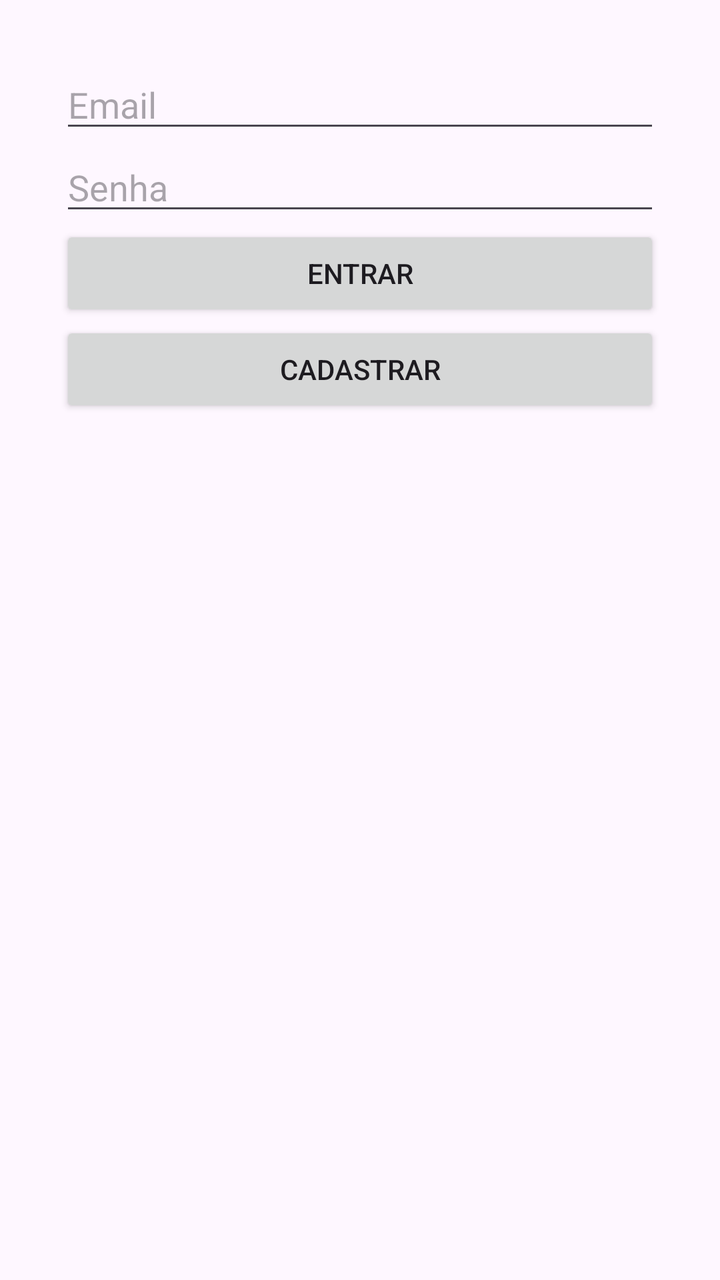
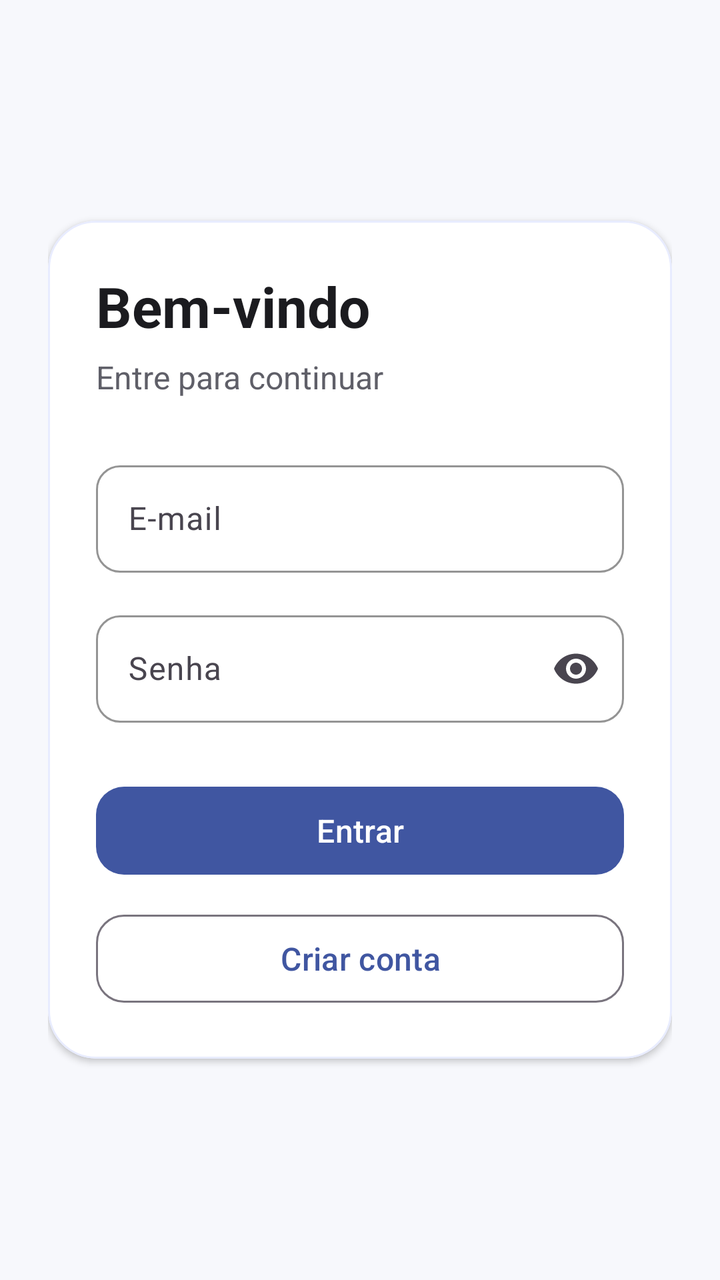

Before-and-after screenshots of an Android layout around one commit, followed by the original layout XML and the change that was made.
<!-- AndroidManifest.xml: application theme Theme.MyApplication -->
<!-- res/layout/activity_main.xml -->
<?xml version="1.0" encoding="utf-8"?>
<LinearLayout
    xmlns:android="http://schemas.android.com/apk/res/android"
    android:layout_width="match_parent"
    android:layout_height="match_parent"
    android:orientation="vertical"
    android:padding="30dp">

    <EditText
        android:id="@+id/email"
        android:layout_width="match_parent"
        android:layout_height="wrap_content"
        android:hint="Email"
        android:inputType="textEmailAddress" />

    <EditText
        android:id="@+id/senha"
        android:layout_width="match_parent"
        android:layout_height="wrap_content"
        android:hint="Senha"
        android:inputType="textPassword" />

    <Button
        android:id="@+id/btnLogin"
        android:layout_width="match_parent"
        android:layout_height="wrap_content"
        android:text="Entrar" />

    <Button
        android:id="@+id/btnCadastro"
        android:layout_width="match_parent"
        android:layout_height="wrap_content"
        android:text="Cadastrar" />

</LinearLayout>
<!-- resources referenced by this layout -->
<resources>
  <style name="Theme.MyApplication" parent="Base.Theme.MyApplication" />
  <style name="Base.Theme.MyApplication" parent="Theme.Material3.DayNight.NoActionBar">
          
          
      </style>
</resources>

<!-- the commit's change to res/layout/activity_main.xml (unified diff, before → after) -->
@@ -1,35 +1,116 @@
 <?xml version="1.0" encoding="utf-8"?>
-<LinearLayout
+<ScrollView
     xmlns:android="http://schemas.android.com/apk/res/android"
+    xmlns:app="http://schemas.android.com/apk/res-auto"
     android:layout_width="match_parent"
     android:layout_height="match_parent"
-    android:orientation="vertical"
-    android:padding="30dp">
+    android:background="@color/screen_background"
+    android:fillViewport="true">
 
-    <EditText
-        android:id="@+id/email"
+    <LinearLayout
         android:layout_width="match_parent"
-        android:layout_height="wrap_content"
-        android:hint="Email"
-        android:inputType="textEmailAddress" />
+        android:layout_height="match_parent"
+        android:gravity="center"
+        android:orientation="vertical"
+        android:padding="24dp">
 
-    <EditText
-        android:id="@+id/senha"
-        android:layout_width="match_parent"
-        android:layout_height="wrap_content"
-        android:hint="Senha"
-        android:inputType="textPassword" />
+        <com.google.android.material.card.MaterialCardView
+            android:layout_width="match_parent"
+            android:layout_height="wrap_content"
+            app:cardBackgroundColor="@color/white"
+            app:cardCornerRadius="24dp"
+            app:cardElevation="2dp"
+            app:strokeColor="@color/primary_container"
+            app:strokeWidth="1dp">
 
-    <Button
-        android:id="@+id/btnLogin"
-        android:layout_width="match_parent"
-        android:layout_height="wrap_content"
-        android:text="Entrar" />
+            <LinearLayout
+                android:layout_width="match_parent"
+                android:layout_height="wrap_content"
+                android:orientation="vertical"
+                android:padding="24dp">
 
-    <Button
-        android:id="@+id/btnCadastro"
-        android:layout_width="match_parent"
-        android:layout_height="wrap_content"
-        android:text="Cadastrar" />
+                <TextView
+                    android:layout_width="wrap_content"
+                    android:layout_height="wrap_content"
+                    android:text="Bem-vindo"
+                    android:textColor="@color/text_primary"
+                    android:textSize="28sp"
+                    android:textStyle="bold" />
 
-</LinearLayout>
+                <TextView
+                    android:layout_width="wrap_content"
+                    android:layout_height="wrap_content"
+                    android:layout_marginTop="6dp"
+                    android:text="Entre para continuar"
+                    android:textColor="@color/text_secondary"
+                    android:textSize="16sp" />
+
+                <com.google.android.material.textfield.TextInputLayout
+                    android:layout_width="match_parent"
+                    android:layout_height="wrap_content"
+                    android:layout_marginTop="28dp"
+                    android:hint="E-mail"
+                    app:boxBackgroundColor="@color/field_background"
+                    app:boxCornerRadiusBottomEnd="12dp"
+                    app:boxCornerRadiusBottomStart="12dp"
+                    app:boxCornerRadiusTopEnd="12dp"
+                    app:boxCornerRadiusTopStart="12dp"
+                    app:boxStrokeColor="@color/primary"
+                    app:boxStrokeWidth="1dp"
+                    app:boxStrokeWidthFocused="2dp">
+
+                    <com.google.android.material.textfield.TextInputEditText
+                        android:id="@+id/email"
+                        android:layout_width="match_parent"
+                        android:layout_height="wrap_content"
+                        android:inputType="textEmailAddress"
+                        android:paddingVertical="16dp" />
+                </com.google.android.material.textfield.TextInputLayout>
+
+                <com.google.android.material.textfield.TextInputLayout
+                    android:layout_width="match_parent"
+                    android:layout_height="wrap_content"
+                    android:layout_marginTop="16dp"
+                    android:hint="Senha"
+                    app:boxBackgroundColor="@color/field_background"
+                    app:boxCornerRadiusBottomEnd="12dp"
+                    app:boxCornerRadiusBottomStart="12dp"
+                    app:boxCornerRadiusTopEnd="12dp"
+                    app:boxCornerRadiusTopStart="12dp"
+                    app:boxStrokeColor="@color/primary"
+                    app:boxStrokeWidth="1dp"
+                    app:boxStrokeWidthFocused="2dp"
+                    app:endIconMode="password_toggle">
+
+                    <com.google.android.material.textfield.TextInputEditText
+                        android:id="@+id/senha"
+                        android:layout_width="match_parent"
+                        android:layout_height="wrap_content"
+                        android:inputType="textPassword"
+                        android:paddingVertical="16dp" />
+                </com.google.android.material.textfield.TextInputLayout>
+
+                <com.google.android.material.button.MaterialButton
+                    android:id="@+id/btnLogin"
+                    android:layout_width="match_parent"
+                    android:layout_height="52dp"
+                    android:layout_marginTop="28dp"
+                    android:text="Entrar"
+                    android:textAllCaps="false"
+                    android:textSize="16sp"
+                    app:cornerRadius="14dp" />
+
+                <com.google.android.material.button.MaterialButton
+                    android:id="@+id/btnCadastro"
+                    style="@style/Widget.Material3.Button.OutlinedButton"
+                    android:layout_width="match_parent"
+                    android:layout_height="52dp"
+                    android:layout_marginTop="12dp"
+                    android:text="Criar conta"
+                    android:textAllCaps="false"
+                    android:textSize="16sp"
+                    app:cornerRadius="14dp" />
+            </LinearLayout>
+        </com.google.android.material.card.MaterialCardView>
+    </LinearLayout>
+</ScrollView>
<!-- resource entries referenced after the edit -->
@@ -1,9 +1,20 @@
 <!-- resources referenced by this layout -->
 <resources>
+  <color name="field_background">#FFFFFFFF</color>
+  <color name="primary">#4056A1</color>
+  <color name="primary_container">#E8ECFF</color>
+  <color name="screen_background">#F7F8FC</color>
+  <color name="text_primary">#1B1B1F</color>
+  <color name="text_secondary">#5F5F68</color>
+  <color name="white">#FFFFFFFF</color>
   <style name="Theme.MyApplication" parent="Base.Theme.MyApplication" />
   <style name="Base.Theme.MyApplication" parent="Theme.Material3.DayNight.NoActionBar">
-          
-          
+          <item name="colorPrimary">@color/primary</item>
+          <item name="colorOnPrimary">@color/white</item>
+          <item name="colorPrimaryContainer">@color/primary_container</item>
+          <item name="android:statusBarColor">@color/screen_background</item>
+          <item name="android:navigationBarColor">@color/screen_background</item>
+          <item name="android:windowLightStatusBar">true</item>
       </style>
 </resources>
 
